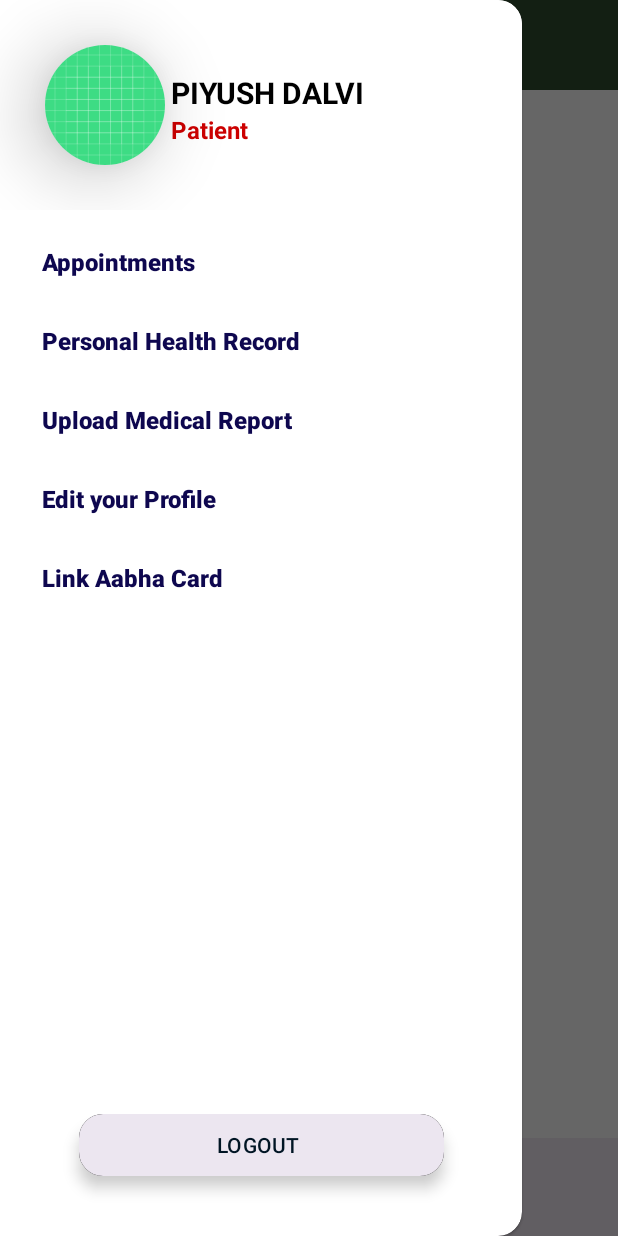
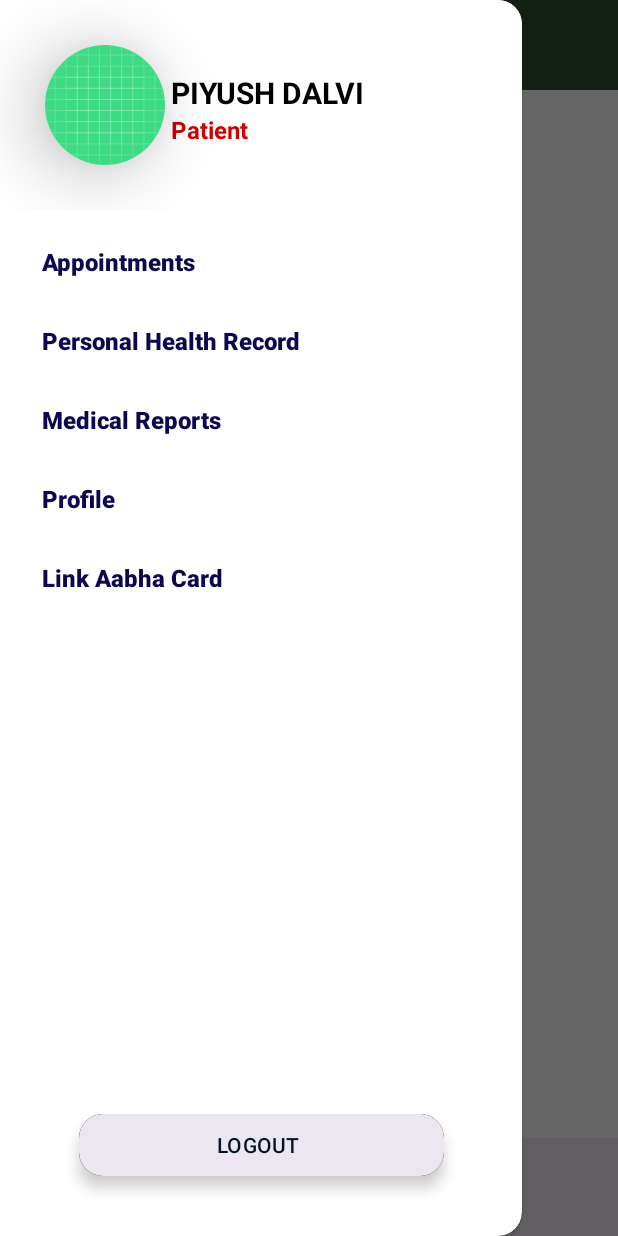
Before and after one commit to PIYUSH-69/Health-care_NFC, an Android app: the Patient_main screen opened directly, with no data from a screen before it, with the side drawer open, on a phone screen of 412 x 824 dp. Run offline under Robolectric (Android 15) with nearby library versions, the phone set to English and light mode, and no system bars.

Commit message:
BASE CHANGES

```diff
--- a/app/src/main/res/menu/patient_nav.xml
+++ b/app/src/main/res/menu/patient_nav.xml
@@ -1,6 +1,5 @@
 <?xml version="1.0" encoding="utf-8"?>
 <menu xmlns:android="http://schemas.android.com/apk/res/android"
-    xmlns:app="http://schemas.android.com/apk/res-auto"
     xmlns:tools="http://schemas.android.com/tools"
     tools:showIn="navigation_view">
     <item
@@ -13,11 +12,11 @@
 
     <item
         android:id="@+id/uploadodoc"
-        android:title="Upload Medical Report" />
+        android:title="Medical Reports" />
 
     <item
         android:id="@+id/profile"
-        android:title="Edit your Profile" />
+        android:title="Profile" />
 
     <item
         android:id="@+id/ayucard"
```
